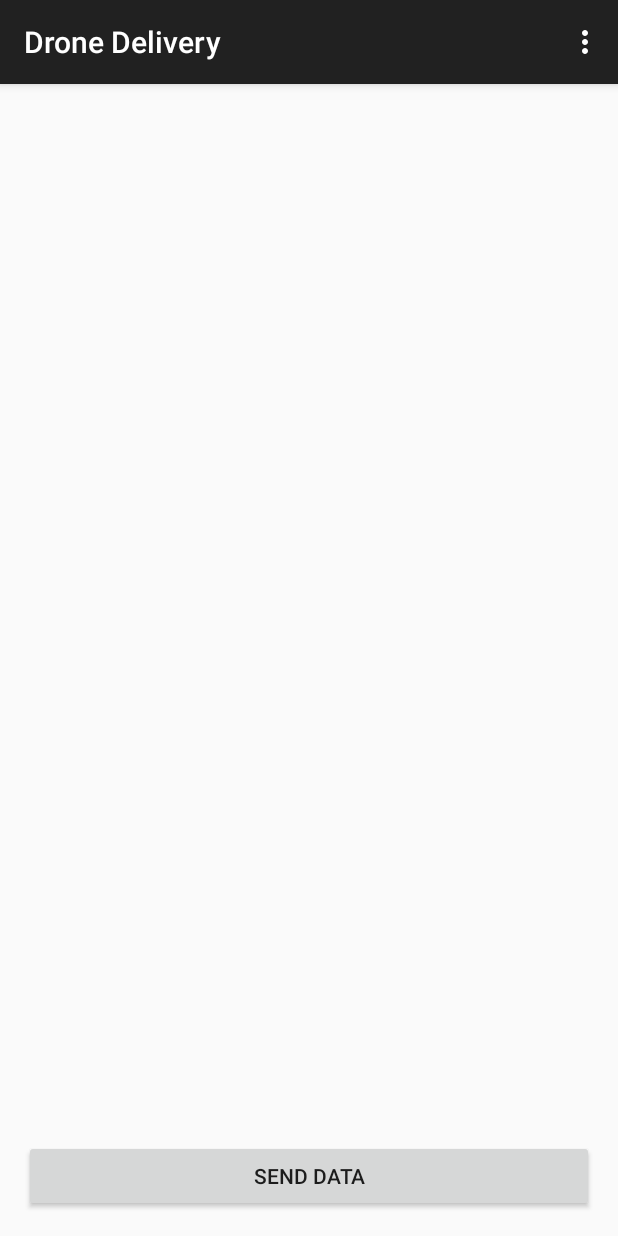
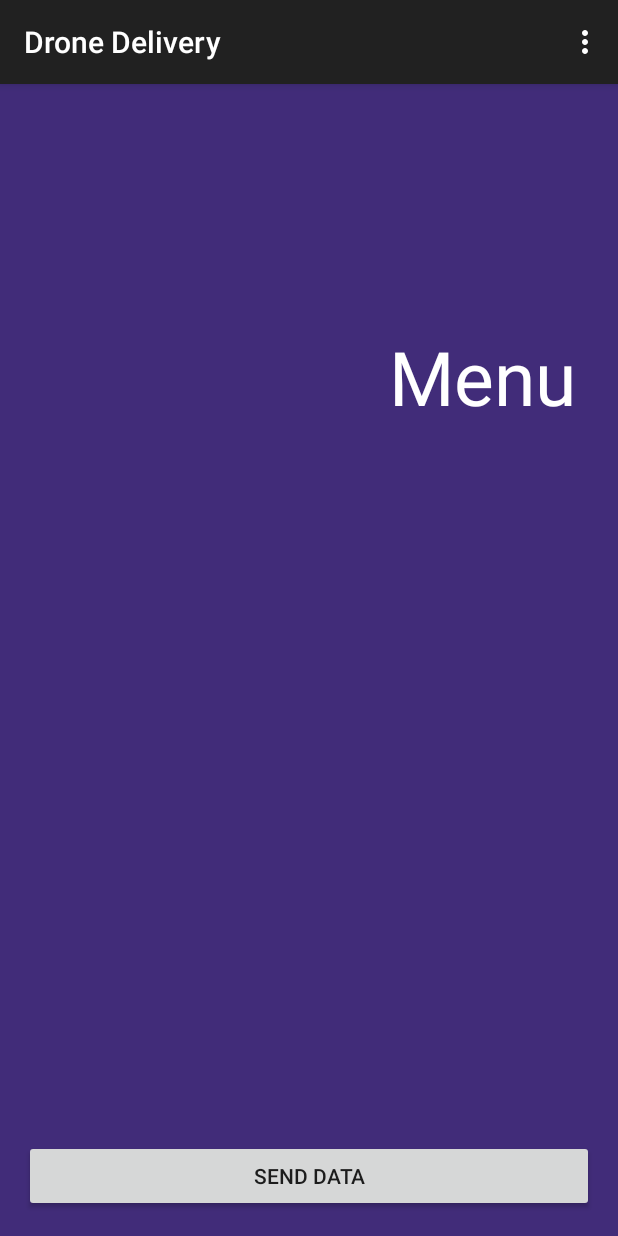
Before and after one commit to doylezdead/TSP-MealsOffWheels, an Android app: the screen it shows after launch (MainActivity), on a phone screen of 412 x 824 dp. Run offline under Robolectric (Android 15) with nearby library versions, the phone set to English and light mode, and no system bars; 1 statement that could not run was skipped.

Commit message:
Added some color and blank activities
Activities will probably be implemented later.

```diff
--- a/DroneDelivery/app/src/main/java/com/mealsoffwheels/dronedelivery/MainActivity.java
+++ b/DroneDelivery/app/src/main/java/com/mealsoffwheels/dronedelivery/MainActivity.java
@@ -2,6 +2,7 @@ package com.mealsoffwheels.dronedelivery;
 
 import android.os.AsyncTask;
 import android.os.Bundle;
+import android.support.v7.app.ActionBar;
 import android.support.v7.app.ActionBarActivity;
 import android.view.Menu;
 import android.view.MenuItem;
@@ -26,6 +27,10 @@ public class MainActivity extends ActionBarActivity {
         super.onCreate(savedInstanceState);
         setContentView(R.layout.activity_main);
 
+        // Hide Action bar
+        /*ActionBar actionBar = getSupportActionBar();
+        actionBar.hide();*/
+
         // Gets references to layout objects.
         Button sendButton = (Button) findViewById(R.id.SendDataButton);
         msg = (TextView) findViewById(R.id.textView);
@@ -42,7 +47,7 @@ public class MainActivity extends ActionBarActivity {
 
     // <Do in background type, onProgressUpdate type, onPostExecute type>
     private class SendData extends AsyncTask<Void, Void, Void> {
-        private final int PORT = 13337;
+        private final int PORT = 25565;
         private final String HOST = "doyle.pw";
 
         @Override
--- a/DroneDelivery/app/src/main/res/layout/activity_main.xml
+++ b/DroneDelivery/app/src/main/res/layout/activity_main.xml
@@ -3,7 +3,8 @@
     android:layout_height="match_parent" android:paddingLeft="@dimen/activity_horizontal_margin"
     android:paddingRight="@dimen/activity_horizontal_margin"
     android:paddingTop="@dimen/activity_vertical_margin"
-    android:paddingBottom="@dimen/activity_vertical_margin" tools:context=".MainActivity">
+    android:paddingBottom="@dimen/activity_vertical_margin" tools:context=".MainActivity"
+    android:background="@color/Purple">
 
     <Button
         android:layout_width="wrap_content"
@@ -20,12 +21,38 @@
     <TextView
         android:layout_width="wrap_content"
         android:layout_height="wrap_content"
-        android:textAppearance="?android:attr/textAppearanceLarge"
-        android:id="@+id/textView"
+        android:textAppearance="?android:attr/textAppearanceSmall"
+        android:id="@+id/spacer"
         android:layout_centerVertical="true"
         android:layout_alignParentRight="true"
         android:layout_alignParentEnd="true"
         android:layout_alignParentLeft="true"
         android:layout_alignParentStart="true"
         android:gravity="center" />
+
+    <RelativeLayout
+        android:layout_width="fill_parent"
+        android:layout_height="fill_parent"
+        android:layout_alignParentTop="true"
+        android:layout_centerHorizontal="true"
+        android:layout_above="@+id/spacer"
+        android:background="@color/Purple"
+        android:id="@+id/menuButtonLayout"
+        android:contentDescription="@string/menu_layout_region"
+        android:clickable="true">
+
+        <TextView
+            android:layout_width="fill_parent"
+            android:layout_height="fill_parent"
+            android:text="@string/menu"
+            android:id="@+id/menuText"
+            android:textStyle="normal"
+            android:gravity="end|center_vertical"
+            android:textColor="@color/White"
+            android:textSize="@dimen/menu_button_text_size"
+            android:theme="@style/Widget.AppCompat.ActionButton" />
+    </RelativeLayout>
+
+
+
 </RelativeLayout>
--- a/DroneDelivery/app/src/main/res/values/colors.xml
+++ b/DroneDelivery/app/src/main/res/values/colors.xml
@@ -1,5 +1,6 @@
 <?xml version="1.0" encoding="utf-8"?>
 <resources>
-
+    <color name="Purple">#412C79</color>
+    <color name="White">#FFFFFF</color>
 
 </resources>
--- a/DroneDelivery/app/src/main/res/values/dimens.xml
+++ b/DroneDelivery/app/src/main/res/values/dimens.xml
@@ -2,4 +2,6 @@
     <!-- Default screen margins, per the Android Design guidelines. -->
     <dimen name="activity_horizontal_margin">16dp</dimen>
     <dimen name="activity_vertical_margin">16dp</dimen>
+    <dimen name="menu_button_text_size">50sp</dimen>
+
 </resources>
--- a/DroneDelivery/app/src/main/res/values/strings.xml
+++ b/DroneDelivery/app/src/main/res/values/strings.xml
@@ -1,6 +1,14 @@
+<?xml version="1.0" encoding="utf-8"?>
 <resources>
+
     <string name="app_name">Drone Delivery</string>
     <string name="action_settings">Settings</string>
     <string name="send_button">Send Data</string>
+    <string name="title_activity_food_menu">Menu</string>
+    <string name="title_activity_order">Orders</string>
+    <string name="title_activity_settings">Settings</string>
+    <string name="menu_layout_region">Menu Click Region</string>
+    <string name="menu">Menu</string>
+
 
 </resources>
```
Also changed, not shown: DroneDelivery/app/src/main/AndroidManifest.xml (+17 -5 lines), DroneDelivery/app/src/main/java/com/mealsoffwheels/dronedelivery/FoodMenuActivity.java (added, +39 -0 lines), DroneDelivery/app/src/main/java/com/mealsoffwheels/dronedelivery/OrderActivity.java (added, +38 -0 lines), DroneDelivery/app/src/main/java/com/mealsoffwheels/dronedelivery/Payload.java (+13 -10 lines), DroneDelivery/app/src/main/java/com/mealsoffwheels/dronedelivery/SettingsActivity.java (added, +39 -0 lines), DroneDelivery/app/src/main/res/layout/activity_food_menu.xml (added, +9 -0 lines), DroneDelivery/app/src/main/res/layout/activity_order.xml (added, +9 -0 lines), DroneDelivery/app/src/main/res/layout/activity_settings.xml (added, +9 -0 lines), DroneDelivery/app/src/main/res/menu/menu_food_menu.xml (added, +7 -0 lines), DroneDelivery/app/src/main/res/menu/menu_order.xml (added, +7 -0 lines), DroneDelivery/app/src/main/res/menu/menu_settings.xml (added, +7 -0 lines), 2 other files.
